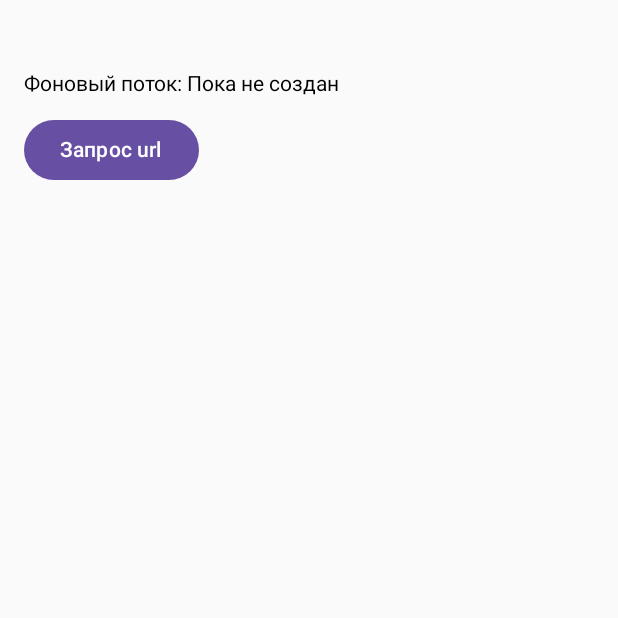
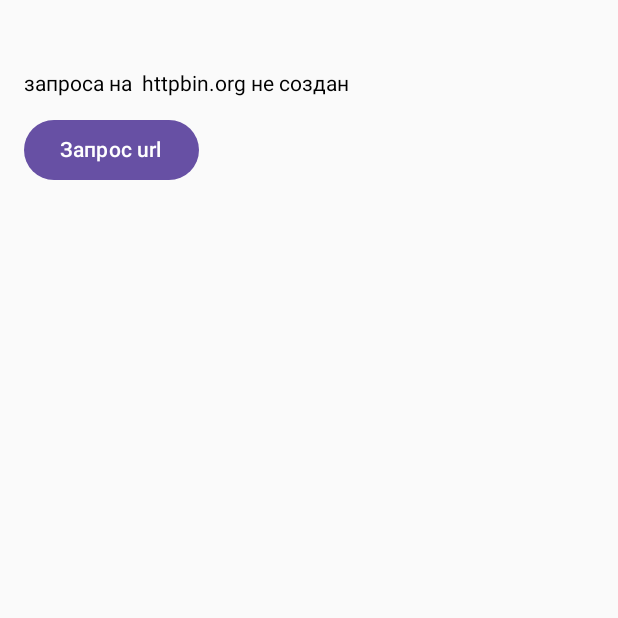
Before and after one commit to yurashvedov6-lgtm/MyAppWeather, an Android app built with Jetpack Compose: the screen it shows after launch (MainActivity), on a phone screen of 412 x 824 dp, the top half of it. Run offline under Robolectric (Android 15) with nearby library versions, the phone set to English and light mode, and no system bars.

Commit message:
Thread но в него вкючил созданную фу fetchGet которая делает запрос на получение с сервера данных в json формате хотя в запросе это не указано

```diff
--- a/app/src/main/java/com/example/appweather/MainActivity.kt
+++ b/app/src/main/java/com/example/appweather/MainActivity.kt
@@ -31,12 +31,12 @@ class MainActivity : ComponentActivity() {
 @Composable
 fun SimpleMainThreadBrick() {
 
-    var bgThreadName by remember { mutableStateOf("Пока не создан") }
+    var bgThreadName by remember { mutableStateOf("запроса на  httpbin.org не создан") }
 
 
     Column(modifier = Modifier.padding(top = 48.dp, start = 16.dp, end = 16.dp)) {
 
-        Text(text = "Фоновый поток: $bgThreadName")
+        Text(text =  bgThreadName)
 
 
         Spacer(modifier = Modifier.height(12.dp))
@@ -48,11 +48,11 @@ fun SimpleMainThreadBrick() {
                 val myThread = Thread {
                     try {//строхуемся от от ошибок при запросе
                         /* Стандартный URL(...).readText() умеет делать только простой GET-запрос  */
-                        val response = URL("https://google.com").readText().take(200)
+                        val response = fetchGet()
 
-                        bgThreadName = response //передал запрос в переменную состояния
+                        bgThreadName = "вот ответ с httpbin:\n$response" //передал запрос в переменную состояния
 
-                    }catch (e: Exception){
+                    } catch (e: Exception) {
                         //показывает если при запрое пошло чтото не так и передает в перем сост
                         bgThreadName = "Ошибка: ${e.javaClass.simpleName} — ${e.message}"
                     }
@@ -64,10 +64,16 @@ fun SimpleMainThreadBrick() {
         ) {
             Text("Запрос url")
         }
+
     }
 }
+
+fun fetchGet(): String = URL("https://httpbin.org/get").readText()
 /*
                                 Создаем фоновый поток в ручную
-       1.с помощью переменной myThread {} поместили его в действие onClick
+       но в него вставляем фу fetchGet()которая просто запрашивает данные с сервера
+       в переменную записываю название запрос не создан и ее вставляю в текст
+       с присвоением результата фу в эту переменную записываю  вот ответ присылает
+       чистый json
 
 */
```
